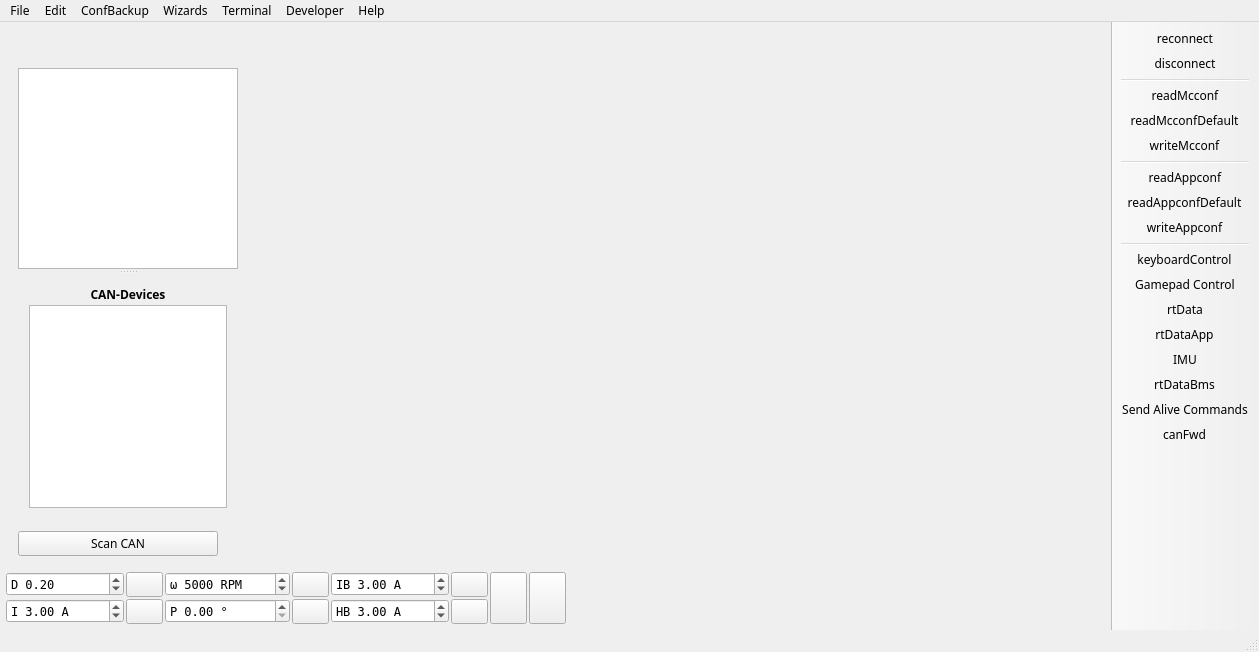
First picture: the form in mainwindow.ui, repository njupt-robomasters/vesc_tool-zh, before the edit.
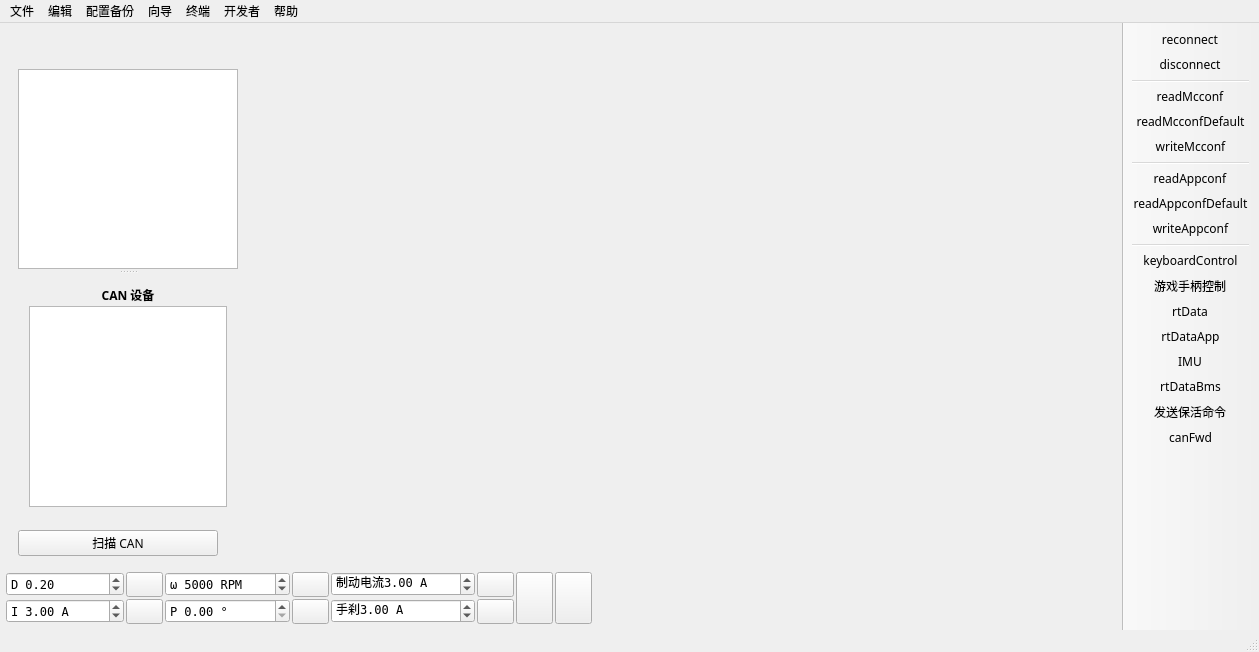
Second picture: the form after the edit. Icons and pictures are not drawn. Custom widgets are drawn as their Qt base class.

Commit message:
汉化: 完成.ui与tr()界面翻译,升级到7.01配置,修复固件版本与反序列化问题
- 60个.ui文件与多个tr()字符串汉化,parameditbitfield兼容"未使用"
- configLoadLatest取消硬编码6.05,新增res/config/7.01,VT_VERSION=7.01
- 仅用签名安全的脚本翻译XML(不翻译enumNames),避免配置签名不一致
- 反序列化失败弹窗显示固件/本地签名与固件版本,便于排查
- 文档补充问题10/11,并标注禁止运行xml_translate.py
- 加入UI/tr()翻译辅助脚本

```diff
--- a/mainwindow.ui
+++ b/mainwindow.ui
@@ -142,7 +142,7 @@
                </font>
               </property>
               <property name="text">
-               <string>CAN-Devices</string>
+               <string>CAN 设备</string>
               </property>
               <property name="alignment">
                <set>Qt::AlignCenter</set>
@@ -189,7 +189,7 @@
            </size>
           </property>
           <property name="text">
-           <string>Scan CAN</string>
+           <string>扫描 CAN</string>
           </property>
          </widget>
         </item>
@@ -241,7 +241,7 @@
          <string>Brake current</string>
         </property>
         <property name="prefix">
-         <string>IB </string>
+         <string>制动电流</string>
         </property>
         <property name="suffix">
          <string> A</string>
@@ -413,7 +413,7 @@
          <string>Handbrake current</string>
         </property>
         <property name="prefix">
-         <string>HB </string>
+         <string>手刹</string>
         </property>
         <property name="suffix">
          <string> A</string>
@@ -609,7 +609,7 @@
    </property>
    <widget class="QMenu" name="menuFile">
     <property name="title">
-     <string>File</string>
+     <string>文件</string>
     </property>
     <addaction name="actionSaveMotorConfXml"/>
     <addaction name="actionLoadMotorConfXml"/>
@@ -630,7 +630,7 @@
    </widget>
    <widget class="QMenu" name="menuHelp">
     <property name="title">
-     <string>Help</string>
+     <string>帮助</string>
     </property>
     <addaction name="separator"/>
     <addaction name="actionVESCProjectForums"/>
@@ -649,7 +649,7 @@
    </widget>
    <widget class="QMenu" name="menuTools">
     <property name="title">
-     <string>Developer</string>
+     <string>开发者</string>
     </property>
     <addaction name="actionParameterEditorMcconf"/>
     <addaction name="actionParameterEditorAppconf"/>
@@ -661,7 +661,7 @@
    </widget>
    <widget class="QMenu" name="menuTerminal">
     <property name="title">
-     <string>Terminal</string>
+     <string>终端</string>
     </property>
     <addaction name="actionTerminalShowHelp"/>
     <addaction name="actionTerminalPrintFaults"/>
@@ -682,13 +682,13 @@
      </font>
     </property>
     <property name="title">
-     <string>Edit</string>
+     <string>编辑</string>
     </property>
     <addaction name="actionPreferences"/>
    </widget>
    <widget class="QMenu" name="menuWizards">
     <property name="title">
-     <string>Wizards</string>
+     <string>向导</string>
     </property>
     <addaction name="actionAutoSetupFOC"/>
     <addaction name="actionSetupMotorsFOCQuick"/>
@@ -697,7 +697,7 @@
    </widget>
    <widget class="QMenu" name="menuTools_2">
     <property name="title">
-     <string>ConfBackup</string>
+     <string>配置备份</string>
     </property>
     <addaction name="actionBackupConfiguration"/>
     <addaction name="actionBackupConfigurationsCAN"/>
@@ -945,7 +945,7 @@
     <bool>true</bool>
    </property>
    <property name="text">
-    <string>Send Alive Commands</string>
+    <string>发送保活命令</string>
    </property>
    <property name="toolTip">
     <string>Send alive packets periodically to prevent timeout</string>
@@ -1117,7 +1117,7 @@
     <bool>true</bool>
    </property>
    <property name="text">
-    <string>Gamepad Control</string>
+    <string>游戏手柄控制</string>
    </property>
    <property name="toolTip">
     <string>Use Gamepad Control</string>
```
Left out of the diff: 202 changed lines with no effect on the pictures. The commit also changes 109 other files.
